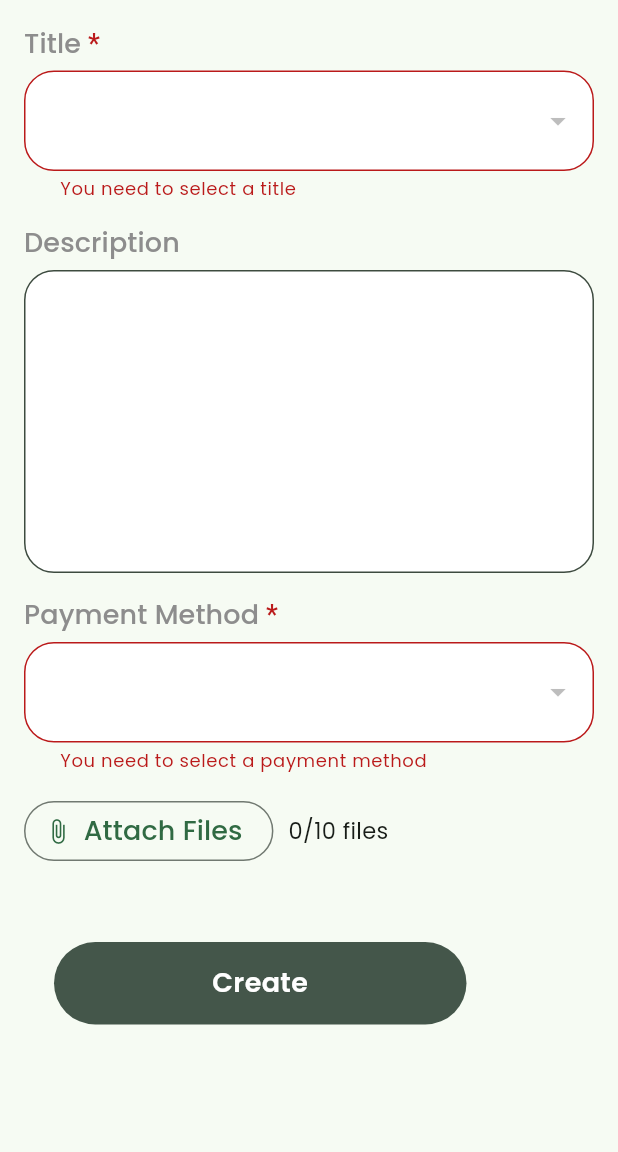
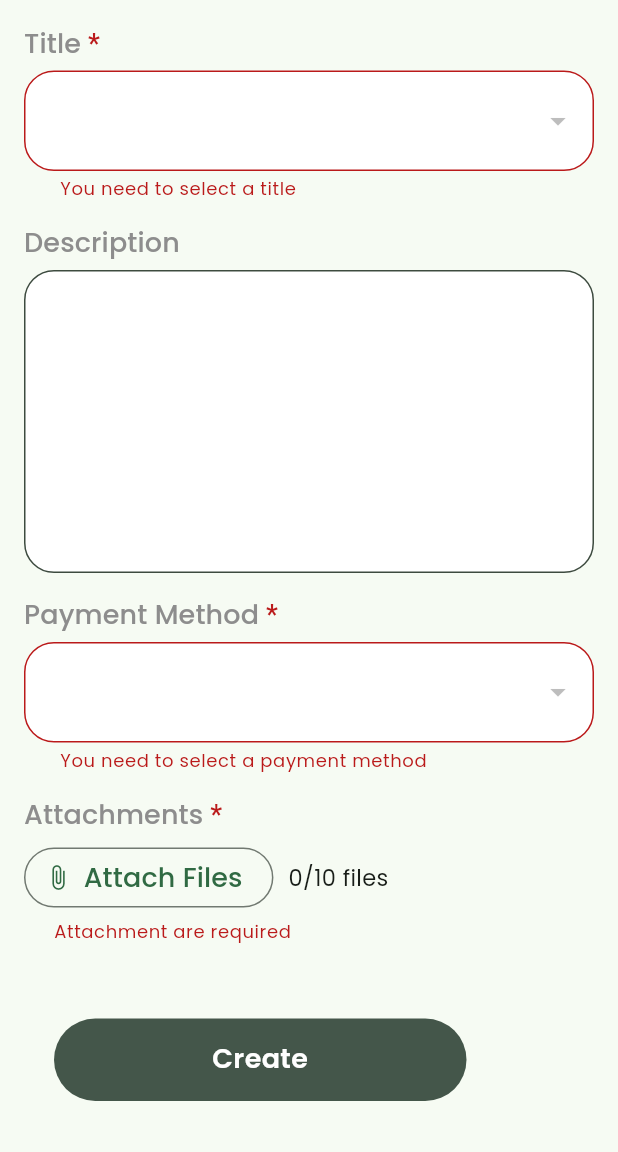
Before and after one commit to Bee-on-Budget/Ticket-app, a Flutter app: the NewTicketScreen screen opened directly, after a tap on "Create", on a phone screen of 412 x 824 dp, the part 84-1236 px from its top. Run offline on Flutter 3.47's test engine with Material 3 defaults, Android fonts, the phone set to English and light mode, and no system bars; our stand-ins replace cloud_firestore, email_validator, file_picker, firebase_auth, firebase_core, firebase_storage and 3 more; missing offline and left inert: flutter_downloader, ntp; accounts and stored records are empty.

Commit message:
add attachment validation

```diff
--- a/lib/src/modules/screens/tickets/new_ticket_screen.dart
+++ b/lib/src/modules/screens/tickets/new_ticket_screen.dart
@@ -24,6 +24,7 @@ class _NewTicketScreenState extends State<NewTicketScreen> {
   late final FirebaseAuth _auth;
   late final FirebaseStorage _storage;
   static const _maxFiles = 10;
+  bool _attachmentError = false;
 
   final List<AppFile> _selectedFiles = [];
   bool _isUploading = false;
@@ -160,10 +161,35 @@ class _NewTicketScreenState extends State<NewTicketScreen> {
                             ),
                           );
                         }),
-                    FileListView(
-                      maxFiles: _maxFiles,
-                      selectedFiles: _selectedFiles,
-                      // setState: setState,
+                    FormFieldOutline(
+                      label: 'Attachments',
+                      isRequired: true,
+                      child: Column(
+                        crossAxisAlignment: CrossAxisAlignment.start,
+                        children: [
+                          FileListView(
+                            maxFiles: _maxFiles,
+                            selectedFiles: _selectedFiles,
+                          ),
+                          if (_attachmentError)
+                            Padding(
+                              padding: EdgeInsets.only(
+                                left: 20,
+                                top: 4,
+                              ),
+                              child: Text(
+                                "Attachment are required",
+                                style: Theme.of(context)
+                                    .textTheme
+                                    .bodySmall!
+                                    .copyWith(
+                                      color:
+                                          Theme.of(context).colorScheme.error,
+                                    ),
+                              ),
+                            ),
+                        ],
+                      ),
                     ),
                     const SizedBox(height: 10),
                     SubmitButton(
@@ -180,7 +206,7 @@ class _NewTicketScreenState extends State<NewTicketScreen> {
               width: double.infinity,
               height: double.infinity,
               color: Colors.black.withValues(alpha: 0.3),
-              child: Center(
+              child: const Center(
                 child: CircularProgressIndicator(),
               ),
             ),
@@ -189,9 +215,25 @@ class _NewTicketScreenState extends State<NewTicketScreen> {
     );
   }
 
+  bool _validate() {
+    bool validateStatus = true;
+    if (!_formKey.currentState!.validate()) validateStatus = false;
+
+    if (_selectedFiles.isEmpty) {
+      setState(() {
+        _attachmentError = true;
+      });
+      validateStatus = false;
+    } else if (_attachmentError) {
+      setState(() {
+        _attachmentError = false;
+      });
+    }
+    return validateStatus;
+  }
+
   Future<void> _submitTicket() async {
-    if (!_formKey.currentState!.validate()) return;
-
+    if (!_validate()) return;
     final user = _auth.currentUser;
     if (user == null) return;
 
```
